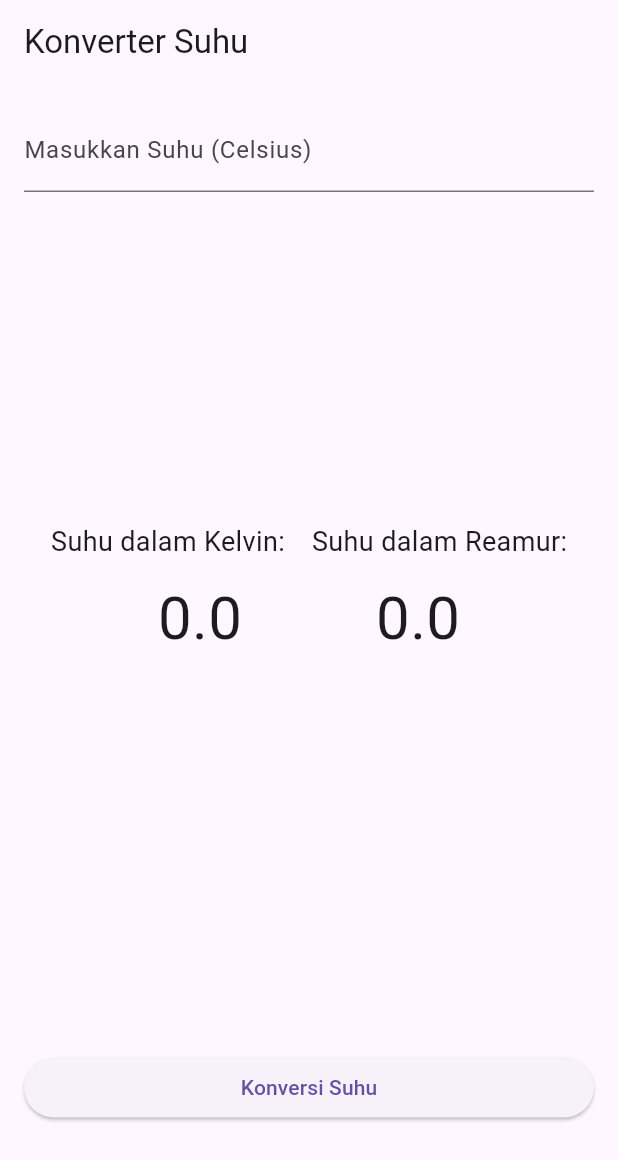
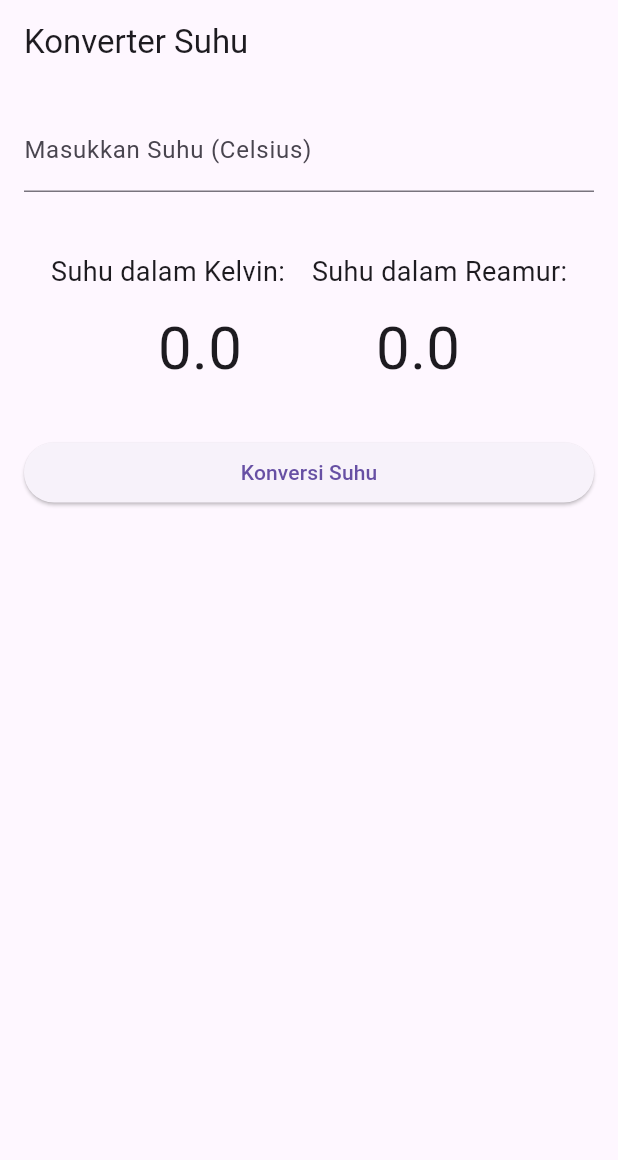
Before and after one commit to MuhammadEgaRam/Mobile_5, a Flutter app: the screen it shows after launch, on a phone screen of 412 x 824 dp. Shown: the top 1160 px of the screen. Run offline on Flutter 3.47's test engine with Material 3 defaults, Android fonts, the phone set to English and light mode, and no system bars; our stand-ins replace carousel_slider.

Commit message:
Update 1

```diff
--- /dev/null
+++ b/Pertemuan 10/flutter_application_10/lib/convert.dart
@@ -0,0 +1,19 @@
+// convert.dart
+import 'package:flutter/material.dart';
+
+class ButtonSection extends StatelessWidget {
+  final VoidCallback onPressed;
+
+  ButtonSection({required this.onPressed});
+
+  @override
+  Widget build(BuildContext context) {
+    return Container(
+      margin: EdgeInsets.only(top: 20),
+      child: ElevatedButton(
+        onPressed: onPressed,
+        child: Text('Konversi Suhu'),
+      ),
+    );
+  }
+}
--- /dev/null
+++ b/Pertemuan 10/flutter_application_10/lib/input.dart
@@ -0,0 +1,24 @@
+// input.dart
+import 'package:flutter/material.dart';
+
+class InputSection extends StatelessWidget {
+  final TextEditingController controller;
+
+  InputSection({required this.controller});
+
+  @override
+  Widget build(BuildContext context) {
+    return Column(
+      children: [
+        TextField(
+          controller: controller,
+          keyboardType: TextInputType.numberWithOptions(decimal: true),
+          decoration: InputDecoration(
+            labelText: 'Masukkan Suhu (Celsius)',
+          ),
+        ),
+        SizedBox(height: 20),
+      ],
+    );
+  }
+}
--- a/Pertemuan 10/flutter_application_10/lib/main.dart
+++ b/Pertemuan 10/flutter_application_10/lib/main.dart
@@ -1,4 +1,8 @@
+// mains.dart
 import 'package:flutter/material.dart';
+import 'input.dart';
+import 'result.dart';
+import 'convert.dart';
 
 void main() => runApp(MyApp());
 
@@ -45,52 +49,9 @@ class _TemperatureConverterState extends State<TemperatureConverter> {
             mainAxisAlignment: MainAxisAlignment.start,
             crossAxisAlignment: CrossAxisAlignment.stretch,
             children: [
-              TextField(
-                controller: _celsiusController,
-                keyboardType: TextInputType.numberWithOptions(decimal: true),
-                decoration: InputDecoration(
-                  labelText: 'Masukkan Suhu (Celsius)',
-                ),
-              ),
-              SizedBox(height: 20),
-              Column(
-                children: [
-                  Padding(
-                    padding: const EdgeInsets.only(top: 200),
-                    child: Row(
-                      mainAxisAlignment: MainAxisAlignment.spaceEvenly,
-                      children: [
-                        Text('Suhu dalam Kelvin:', style: TextStyle(fontSize: 18)),
-                        Text('Suhu dalam Reamur:', style: TextStyle(fontSize: 18)),
-                      ],
-                    ),
-                  ),
-                  SizedBox(height: 10),
-                  Row(
-                    mainAxisAlignment: MainAxisAlignment.spaceEvenly,
-                    children: [
-                      Align(
-                        alignment: Alignment.centerLeft,
-                        child: Text('$_kelvinResult', style: TextStyle(fontSize: 40)),
-                      ),
-                      Align(
-                        alignment: Alignment.centerRight,
-                        child: Text('$_reamurResult', style: TextStyle(fontSize: 40)),
-                      ),
-                    ],
-                  ),
-                ],
-              ),
-              SizedBox(height: 10),
-              Container(
-                margin: EdgeInsets.only(top: 250),
-                child: ElevatedButton(
-                  onPressed: () {
-                    _convertTemperature();
-                  },
-                  child: Text('Konversi Suhu'),
-                ),
-              ),
+              InputSection(controller: _celsiusController),
+              ResultSection(kelvinResult: _kelvinResult, reamurResult: _reamurResult),
+              ButtonSection(onPressed: _convertTemperature),
             ],
           ),
         ),
--- /dev/null
+++ b/Pertemuan 10/flutter_application_10/lib/result.dart
@@ -0,0 +1,42 @@
+// result.dart
+import 'package:flutter/material.dart';
+
+class ResultSection extends StatelessWidget {
+  final double kelvinResult;
+  final double reamurResult;
+
+  ResultSection({required this.kelvinResult, required this.reamurResult});
+
+  @override
+  Widget build(BuildContext context) {
+    return Column(
+      children: [
+        Padding(
+          padding: const EdgeInsets.only(top: 20),
+          child: Row(
+            mainAxisAlignment: MainAxisAlignment.spaceEvenly,
+            children: [
+              Text('Suhu dalam Kelvin:', style: TextStyle(fontSize: 18)),
+              Text('Suhu dalam Reamur:', style: TextStyle(fontSize: 18)),
+            ],
+          ),
+        ),
+        SizedBox(height: 10),
+        Row(
+          mainAxisAlignment: MainAxisAlignment.spaceEvenly,
+          children: [
+            Align(
+              alignment: Alignment.centerLeft,
+              child: Text('$kelvinResult', style: TextStyle(fontSize: 40)),
+            ),
+            Align(
+              alignment: Alignment.centerRight,
+              child: Text('$reamurResult', style: TextStyle(fontSize: 40)),
+            ),
+          ],
+        ),
+        SizedBox(height: 10),
+      ],
+    );
+  }
+}
```
Also changed, not shown: Pertemuan 10/flutter_application_10/pubspec.lock, Pertemuan 7/uts_mobile/pubspec.lock, 1 other file.
